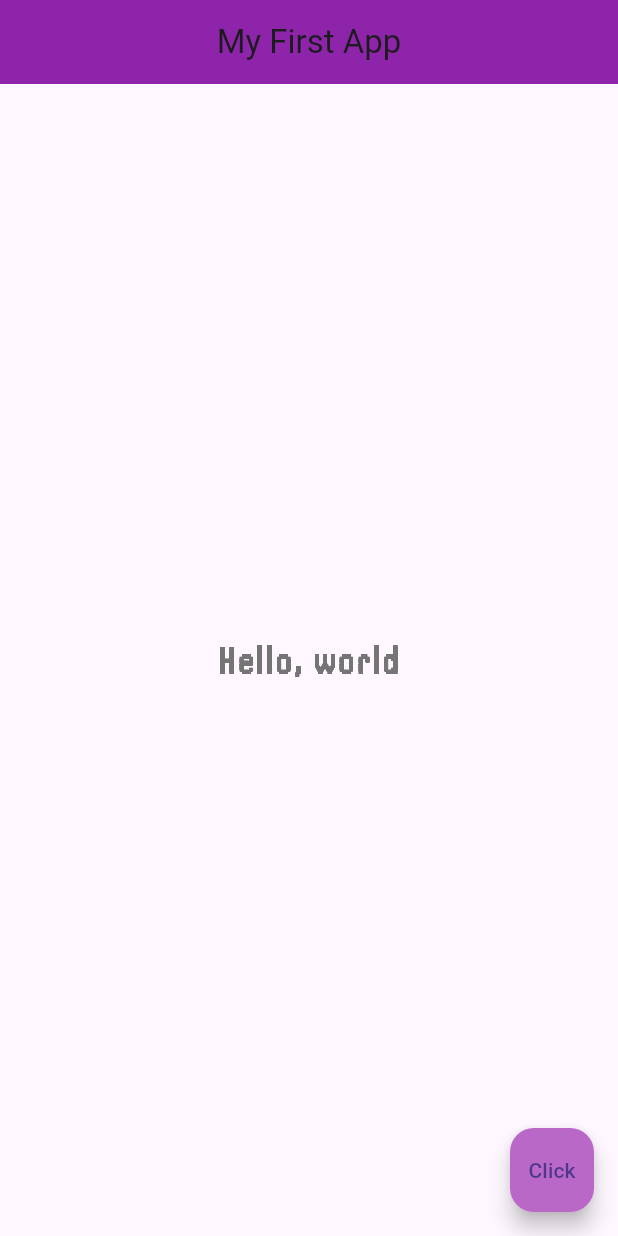
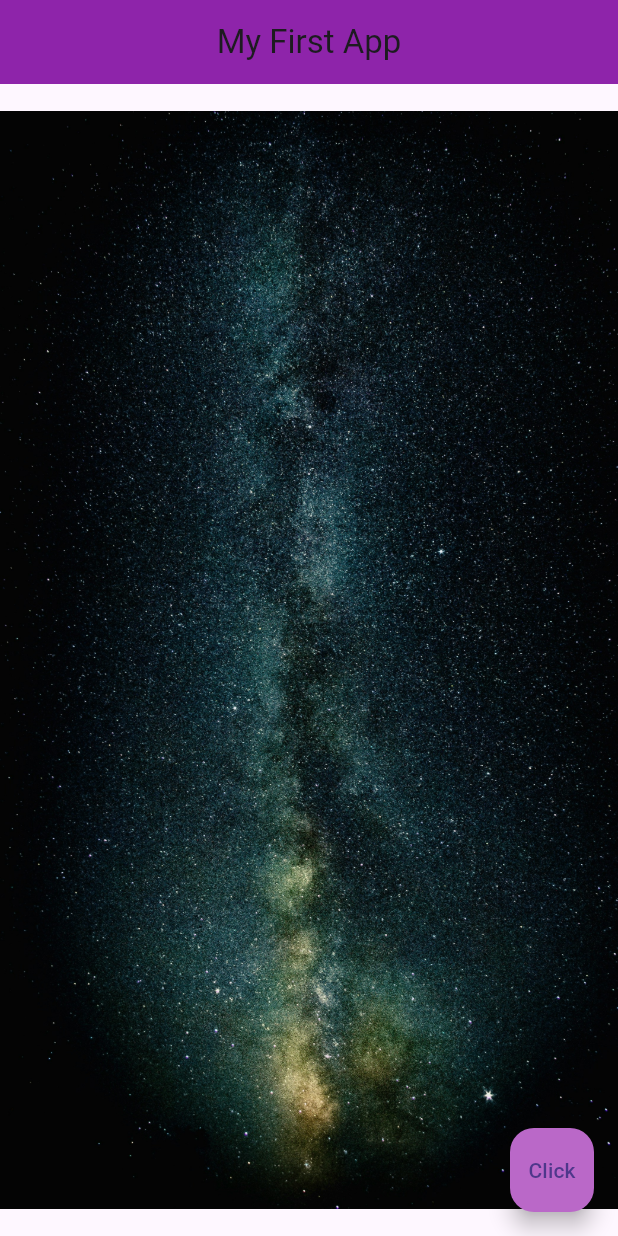
Before and after one commit to jono-rams/LearningFlutter, a Flutter app: the screen it shows after launch, on a phone screen of 412 x 824 dp. Run offline on Flutter 3.47's test engine with Material 3 defaults, Android fonts, the phone set to English and light mode, and no system bars.

Commit message:
Assets and Images

```diff
--- a/lib/main.dart
+++ b/lib/main.dart
@@ -16,16 +16,7 @@ class Home extends StatelessWidget {
         centerTitle: true,
       ),
       body: Center(
-          child: Text(
-            'Hello, world',
-            style: TextStyle(
-              fontSize: 26,
-              fontWeight: FontWeight.bold,
-              letterSpacing: 2.0,
-              color: Colors.grey[600],
-              fontFamily: 'Handjet',
-            ),
-          )
+          child: Image.asset('assets/space-1.jpg'),
       ),
       floatingActionButton: FloatingActionButton(
         onPressed: () {},
--- a/pubspec.yaml
+++ b/pubspec.yaml
@@ -59,9 +59,8 @@ flutter:
   uses-material-design: true
 
   # To add assets to your application, add an assets section, like this:
-  # assets:
-  #   - images/a_dot_burr.jpeg
-  #   - images/a_dot_ham.jpeg
+  assets:
+    - assets/
 
   # An image asset can refer to one or more resolution-specific "variants", see
   # https://flutter.dev/to/resolution-aware-images
```
Also changed, not shown: assets/space-1.jpg (added), assets/space-3.jpg (added), 1 other file.
